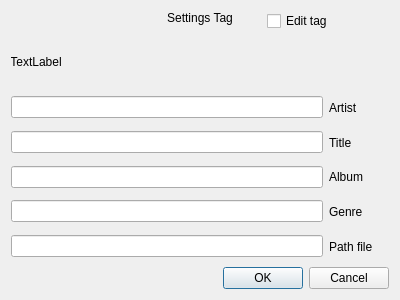
Before: the Qt Designer form app/dtagmusic.ui in dmushynska/uamp, drawn with Qt 5.
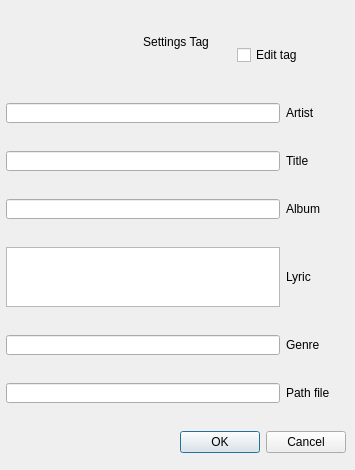
After: the same form once the commit is applied.

```diff
--- a/app/dtagmusic.ui
+++ b/app/dtagmusic.ui
@@ -6,16 +6,44 @@
    <rect>
     <x>0</x>
     <y>0</y>
-    <width>400</width>
-    <height>300</height>
+    <width>355</width>
+    <height>470</height>
    </rect>
   </property>
+  <property name="sizePolicy">
+   <sizepolicy hsizetype="Expanding" vsizetype="Expanding">
+    <horstretch>0</horstretch>
+    <verstretch>0</verstretch>
+   </sizepolicy>
+  </property>
+  <property name="minimumSize">
+   <size>
+    <width>355</width>
+    <height>470</height>
+   </size>
+  </property>
+  <property name="maximumSize">
+   <size>
+    <width>355</width>
+    <height>470</height>
+   </size>
+  </property>
   <property name="windowTitle">
    <string>Dialog</string>
   </property>
-  <layout class="QVBoxLayout" name="verticalLayout_3">
-   <item>
-    <layout class="QVBoxLayout" name="verticalLayout_2">
+  <widget class="QWidget" name="">
+   <property name="geometry">
+    <rect>
+     <x>6</x>
+     <y>13</y>
+     <width>340</width>
+     <height>465</height>
+    </rect>
+   </property>
+   <layout class="QVBoxLayout" name="verticalLayout">
+    <property name="sizeConstraint">
+     <enum>QLayout::SetDefaultConstraint</enum>
+    </property>
      <item>
       <layout class="QHBoxLayout" name="horizontalLayout_3">
        <item>
@@ -27,6 +55,18 @@
        </item>
        <item>
         <widget class="QLabel" name="label">
+        <property name="sizePolicy">
+         <sizepolicy hsizetype="Preferred" vsizetype="Fixed">
+          <horstretch>0</horstretch>
+          <verstretch>0</verstretch>
+         </sizepolicy>
+        </property>
+        <property name="maximumSize">
+         <size>
+          <width>16777215</width>
+          <height>40</height>
+         </size>
+        </property>
          <property name="text">
           <string>Settings Tag</string>
          </property>
@@ -37,6 +77,18 @@
        </item>
        <item>
         <widget class="QCheckBox" name="m_check_box">
+        <property name="sizePolicy">
+         <sizepolicy hsizetype="Minimum" vsizetype="Fixed">
+          <horstretch>0</horstretch>
+          <verstretch>0</verstretch>
+         </sizepolicy>
+        </property>
+        <property name="maximumSize">
+         <size>
+          <width>16777215</width>
+          <height>40</height>
+         </size>
+        </property>
          <property name="text">
           <string>Edit tag</string>
          </property>
@@ -45,27 +97,21 @@
       </layout>
      </item>
      <item>
-      <widget class="QLabel" name="m_img">
-       <property name="maximumSize">
-        <size>
-         <width>50</width>
-         <height>50</height>
-        </size>
-       </property>
-       <property name="text">
-        <string>TextLabel</string>
-       </property>
-       <property name="alignment">
-        <set>Qt::AlignCenter</set>
-       </property>
-      </widget>
-     </item>
-     <item>
-      <layout class="QVBoxLayout" name="verticalLayout">
-       <item>
         <layout class="QHBoxLayout" name="horizontalLayout">
          <item>
           <widget class="QLineEdit" name="m_artist">
+        <property name="sizePolicy">
+         <sizepolicy hsizetype="Expanding" vsizetype="Fixed">
+          <horstretch>0</horstretch>
+          <verstretch>0</verstretch>
+         </sizepolicy>
+        </property>
+        <property name="maximumSize">
+         <size>
+          <width>16777215</width>
+          <height>20</height>
+         </size>
+        </property>
            <property name="readOnly">
             <bool>true</bool>
            </property>
@@ -73,6 +119,12 @@
          </item>
          <item>
           <widget class="QLabel" name="label_2">
+        <property name="sizePolicy">
+         <sizepolicy hsizetype="Preferred" vsizetype="Fixed">
+          <horstretch>0</horstretch>
+          <verstretch>0</verstretch>
+         </sizepolicy>
+        </property>
            <property name="minimumSize">
             <size>
              <width>60</width>
@@ -82,7 +134,7 @@
            <property name="maximumSize">
             <size>
              <width>60</width>
-             <height>16777215</height>
+          <height>20</height>
             </size>
            </property>
            <property name="text">
@@ -96,6 +148,18 @@
         <layout class="QHBoxLayout" name="horizontalLayout_4">
          <item>
           <widget class="QLineEdit" name="m_Title">
+        <property name="sizePolicy">
+         <sizepolicy hsizetype="Expanding" vsizetype="Fixed">
+          <horstretch>0</horstretch>
+          <verstretch>0</verstretch>
+         </sizepolicy>
+        </property>
+        <property name="maximumSize">
+         <size>
+          <width>16777215</width>
+          <height>20</height>
+         </size>
+        </property>
            <property name="readOnly">
             <bool>true</bool>
            </property>
@@ -103,16 +167,22 @@
          </item>
          <item>
           <widget class="QLabel" name="label_3">
+        <property name="sizePolicy">
+         <sizepolicy hsizetype="Preferred" vsizetype="Fixed">
+          <horstretch>0</horstretch>
+          <verstretch>0</verstretch>
+         </sizepolicy>
+        </property>
            <property name="minimumSize">
             <size>
              <width>60</width>
-             <height>0</height>
+          <height>20</height>
             </size>
            </property>
            <property name="maximumSize">
             <size>
              <width>60</width>
-             <height>16777215</height>
+          <height>20</height>
             </size>
            </property>
            <property name="text">
@@ -126,6 +196,12 @@
         <layout class="QHBoxLayout" name="horizontalLayout_5">
          <item>
           <widget class="QLineEdit" name="m_Albom">
+        <property name="maximumSize">
+         <size>
+          <width>16777215</width>
+          <height>20</height>
+         </size>
+        </property>
            <property name="readOnly">
             <bool>true</bool>
            </property>
@@ -142,7 +218,7 @@
            <property name="maximumSize">
             <size>
              <width>60</width>
-             <height>16777215</height>
+          <height>20</height>
             </size>
            </property>
            <property name="text">
@@ -152,10 +228,67 @@
          </item>
         </layout>
        </item>
+    <item>
+     <layout class="QHBoxLayout" name="horizontalLayout_2">
+      <property name="sizeConstraint">
+       <enum>QLayout::SetMinimumSize</enum>
+      </property>
+      <item>
+       <widget class="QTextBrowser" name="m_Lyric">
+        <property name="sizePolicy">
+         <sizepolicy hsizetype="Minimum" vsizetype="Fixed">
+          <horstretch>0</horstretch>
+          <verstretch>0</verstretch>
+         </sizepolicy>
+        </property>
+        <property name="maximumSize">
+         <size>
+          <width>16777215</width>
+          <height>60</height>
+         </size>
+        </property>
+        <property name="readOnly">
+         <bool>true</bool>
+        </property>
+       </widget>
+      </item>
+      <item>
+       <widget class="QLabel" name="label_8">
+        <property name="sizePolicy">
+         <sizepolicy hsizetype="Preferred" vsizetype="Fixed">
+          <horstretch>0</horstretch>
+          <verstretch>0</verstretch>
+         </sizepolicy>
+        </property>
+        <property name="minimumSize">
+         <size>
+          <width>60</width>
+          <height>0</height>
+         </size>
+        </property>
+        <property name="maximumSize">
+         <size>
+          <width>60</width>
+          <height>60</height>
+         </size>
+        </property>
+        <property name="text">
+         <string>Lyric</string>
+        </property>
+       </widget>
+      </item>
+     </layout>
+    </item>
        <item>
         <layout class="QHBoxLayout" name="horizontalLayout_6">
          <item>
           <widget class="QLineEdit" name="m_Genre">
+        <property name="maximumSize">
+         <size>
+          <width>16777215</width>
+          <height>20</height>
+         </size>
+        </property>
            <property name="readOnly">
             <bool>true</bool>
            </property>
@@ -163,6 +296,12 @@
          </item>
          <item>
           <widget class="QLabel" name="label_5">
+        <property name="sizePolicy">
+         <sizepolicy hsizetype="Preferred" vsizetype="Fixed">
+          <horstretch>0</horstretch>
+          <verstretch>0</verstretch>
+         </sizepolicy>
+        </property>
            <property name="minimumSize">
             <size>
              <width>60</width>
@@ -172,7 +311,7 @@
            <property name="maximumSize">
             <size>
              <width>60</width>
-             <height>16777215</height>
+          <height>20</height>
             </size>
            </property>
            <property name="text">
@@ -186,6 +325,12 @@
         <layout class="QHBoxLayout" name="horizontalLayout_7">
          <item>
           <widget class="QLineEdit" name="m_Path">
+        <property name="maximumSize">
+         <size>
+          <width>16777215</width>
+          <height>20</height>
+         </size>
+        </property>
            <property name="readOnly">
             <bool>true</bool>
            </property>
@@ -193,6 +338,12 @@
          </item>
          <item>
           <widget class="QLabel" name="label_6">
+        <property name="sizePolicy">
+         <sizepolicy hsizetype="Preferred" vsizetype="Fixed">
+          <horstretch>0</horstretch>
+          <verstretch>0</verstretch>
+         </sizepolicy>
+        </property>
            <property name="minimumSize">
             <size>
              <width>60</width>
@@ -202,7 +353,7 @@
            <property name="maximumSize">
             <size>
              <width>60</width>
-             <height>16777215</height>
+          <height>20</height>
             </size>
            </property>
            <property name="text">
@@ -212,10 +363,6 @@
          </item>
         </layout>
        </item>
-      </layout>
-     </item>
-    </layout>
-   </item>
    <item>
     <widget class="QDialogButtonBox" name="buttonBox">
      <property name="orientation">
@@ -227,6 +374,7 @@
     </widget>
    </item>
   </layout>
+  </widget>
  </widget>
  <resources/>
  <connections>
```
Lines whose indentation alone changed are shown as unchanged.
